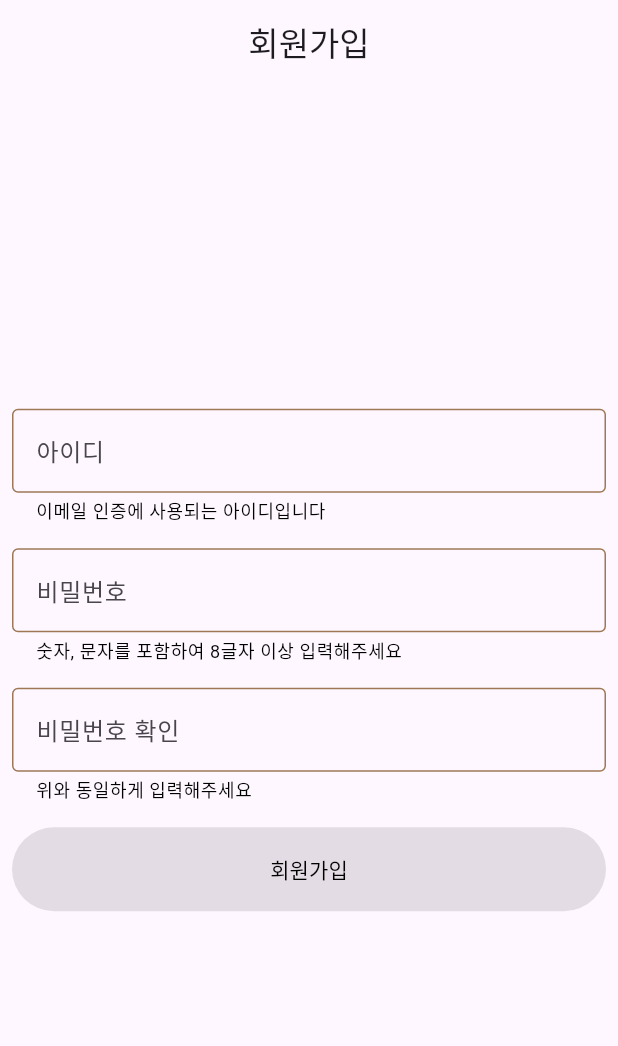
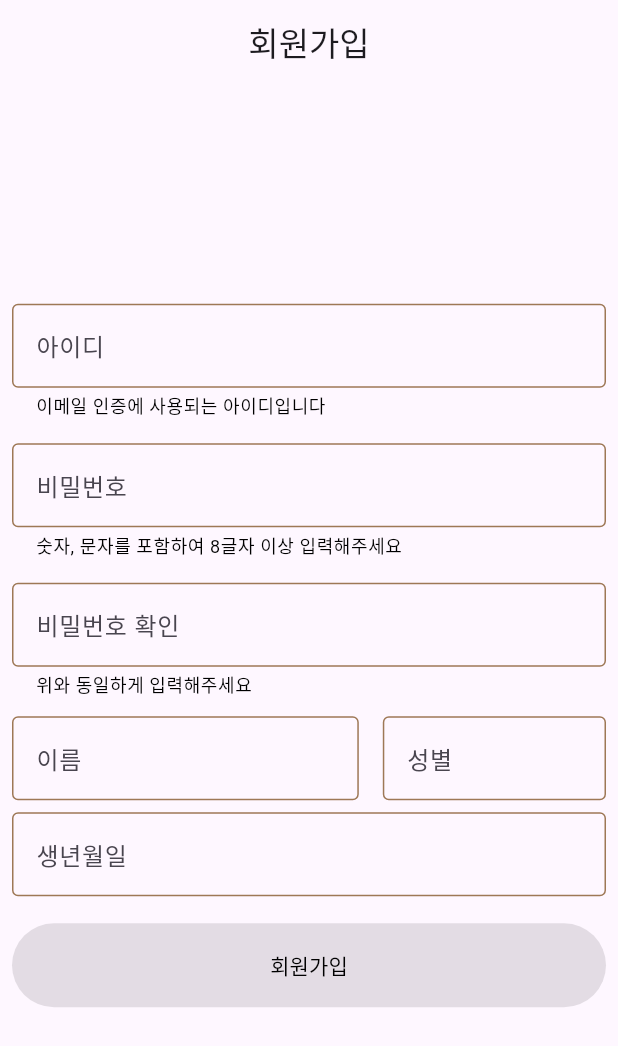
Before and after one commit to zeesooho/widget_test, a Flutter app: the screen it shows after launch, on a phone screen of 412 x 824 dp. Shown: the top 1046 px of the screen. Run offline on Flutter 3.47's test engine with Material 3 defaults, Android fonts, the phone set to English and light mode, and no system bars.

Commit message:
add edgeinsets option for common text field

```diff
--- a/lib/common/common_text_field.dart
+++ b/lib/common/common_text_field.dart
@@ -1,3 +1,4 @@
+// ignore_for_file: public_member_api_docs, sort_constructors_first
 import 'package:flutter/material.dart';
 
 import 'helper_style.dart';
@@ -12,19 +13,21 @@ class CommonTextField extends StatefulWidget {
   final TextEditingController controller;
   final Function(String)? onChange;
   final Function() onClear;
+  final EdgeInsets edgeInsets;
 
   const CommonTextField({
-    super.key,
+    Key? key,
     this.icon,
     this.labelText,
     this.hintText,
     this.helperText,
     this.helperStyle,
+    this.isLast = false,
+    this.edgeInsets = const EdgeInsets.all(8.0),
+    required this.controller,
     this.onChange,
-    this.isLast = false,
-    required this.controller,
     required this.onClear,
-  });
+  }) : super(key: key);
 
   @override
   State<StatefulWidget> createState() => _CommonTextFieldState();
@@ -34,7 +37,7 @@ class _CommonTextFieldState extends State<CommonTextField> {
   @override
   Widget build(BuildContext context) {
     return Padding(
-      padding: const EdgeInsets.all(8.0),
+      padding: widget.edgeInsets,
       child: TextField(
         decoration: commonDecoration(widget, CommonSuffixIcon(widget: widget)),
         controller: widget.controller,
--- a/lib/login/signup_widget.dart
+++ b/lib/login/signup_widget.dart
@@ -1,6 +1,7 @@
 import 'dart:async';
 
 import 'package:flutter/material.dart';
+import 'package:widget_test/common/common_text_field.dart';
 import 'package:widget_test/common/helper_style.dart';
 import 'package:widget_test/common/input_validation.dart';
 import 'package:widget_test/login/singup_form.dart';
@@ -27,6 +28,7 @@ class _SignUpWidgetState extends State<SignUpWidget> {
   final TextEditingController _idController = TextEditingController();
   final TextEditingController _pwController = TextEditingController();
   final TextEditingController _pwCheckController = TextEditingController();
+  final TextEditingController _nameController = TextEditingController();
 
   String _idHelperText = "이메일 인증에 사용되는 아이디입니다";
   String _pwHelperText = "숫자, 문자를 포함하여 8글자 이상 입력해주세요";
@@ -94,6 +96,34 @@ class _SignUpWidgetState extends State<SignUpWidget> {
             onChange: (pwCheck) => setState(() => pwCheckValidate(pwCheck)),
             onClear: () => setState(() => pwCheckValidate(_pwCheckController.text)),
             controller: _pwCheckController,
+          ),
+          Row(
+            children: [
+              Flexible(
+                flex: 3,
+                child: CommonTextField(
+                  labelText: "이름",
+                  edgeInsets: const EdgeInsets.symmetric(vertical: 4, horizontal: 8),
+                  controller: _nameController,
+                  onClear: () => setState(() {}),
+                ),
+              ),
+              Flexible(
+                flex: 2,
+                child: CommonTextField(
+                  labelText: "성별",
+                  edgeInsets: const EdgeInsets.symmetric(vertical: 4, horizontal: 8),
+                  controller: TextEditingController(),
+                  onClear: () => setState(() {}),
+                ),
+              ),
+            ],
+          ),
+          CommonTextField(
+            labelText: "생년월일",
+            edgeInsets: const EdgeInsets.symmetric(vertical: 4, horizontal: 8),
+            controller: TextEditingController(),
+            onClear: () => setState(() {}),
           ),
           // BirthWidget(),
           StreamBuilder<bool>(
@@ -169,27 +199,6 @@ class _SignUpWidgetState extends State<SignUpWidget> {
   }
 }
 
-class AgeWidget extends StatelessWidget {
-  const AgeWidget({
-    super.key,
-  });
-
-  @override
-  Widget build(BuildContext context) {
-    return const Padding(
-      padding: EdgeInsets.symmetric(
-        vertical: 8,
-        horizontal: 14,
-      ),
-      child: Row(
-        mainAxisAlignment: MainAxisAlignment.spaceBetween,
-        crossAxisAlignment: CrossAxisAlignment.center,
-        children: [Text("생년"), Text("월"), Text("일")],
-      ),
-    );
-  }
-}
-
 class SignUpButton extends StatelessWidget {
   const SignUpButton({
     super.key,
@@ -201,7 +210,7 @@ class SignUpButton extends StatelessWidget {
   @override
   Widget build(BuildContext context) {
     return Padding(
-      padding: const EdgeInsets.all(8.0),
+      padding: const EdgeInsets.symmetric(horizontal: 8.0, vertical: 14),
       child: SizedBox(
         width: double.infinity,
         child: ElevatedButton(
```
